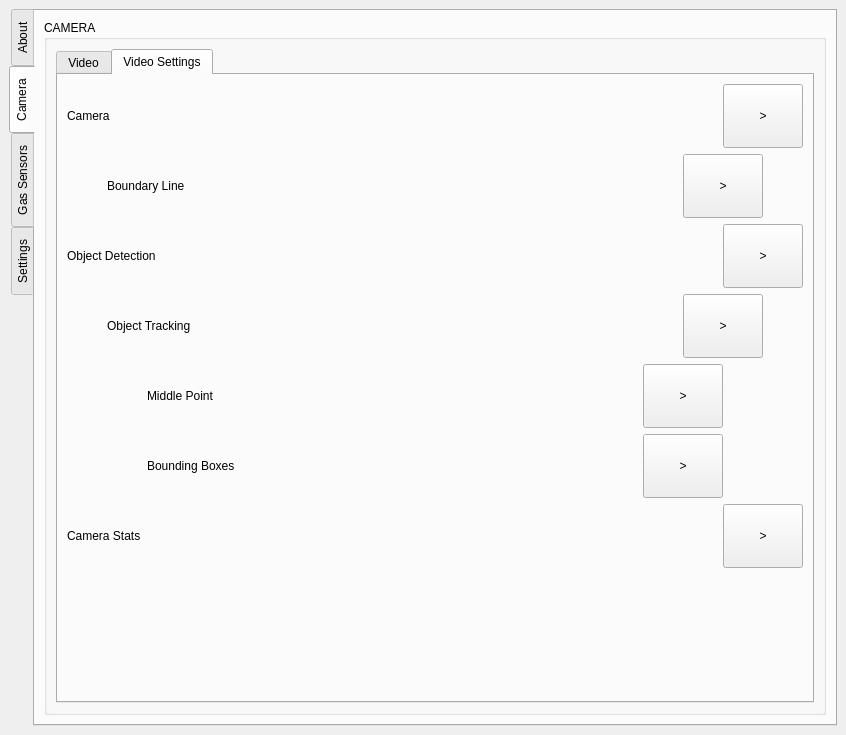
First picture: the form in fq_control_center/mainwindow.ui, repository hakan-demirli/FQ-Control-Center, before the edit.
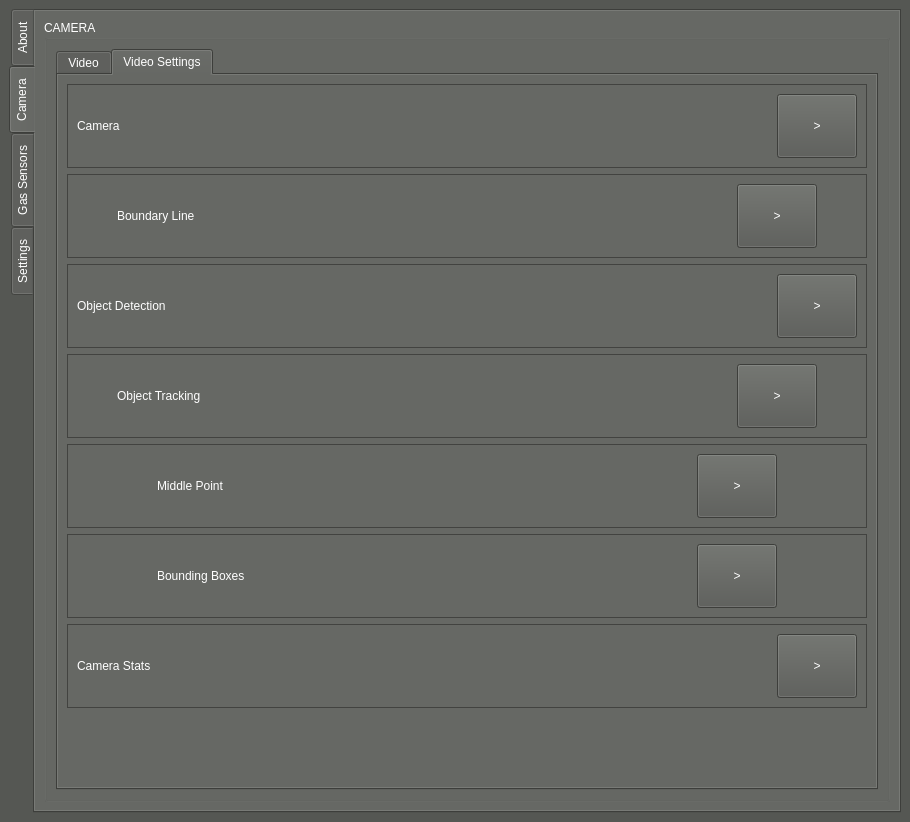
Second picture: the form after the edit. The open tabs and pages were chosen to show the change.

Commit message: Set json cfg as const Add frames to gui

```diff
--- a/fq_control_center/mainwindow.ui
+++ b/fq_control_center/mainwindow.ui
@@ -6,10 +6,452 @@
    <rect>
     <x>0</x>
     <y>0</y>
-    <width>846</width>
-    <height>735</height>
+    <width>910</width>
+    <height>822</height>
    </rect>
   </property>
+  <property name="palette">
+   <palette>
+    <active>
+     <colorrole role="WindowText">
+      <brush brushstyle="SolidPattern">
+       <color alpha="255">
+        <red>255</red>
+        <green>255</green>
+        <blue>255</blue>
+       </color>
+      </brush>
+     </colorrole>
+     <colorrole role="Button">
+      <brush brushstyle="SolidPattern">
+       <color alpha="255">
+        <red>85</red>
+        <green>87</green>
+        <blue>83</blue>
+       </color>
+      </brush>
+     </colorrole>
+     <colorrole role="Light">
+      <brush brushstyle="SolidPattern">
+       <color alpha="255">
+        <red>127</red>
+        <green>130</green>
+        <blue>124</blue>
+       </color>
+      </brush>
+     </colorrole>
+     <colorrole role="Midlight">
+      <brush brushstyle="SolidPattern">
+       <color alpha="255">
+        <red>106</red>
+        <green>108</green>
+        <blue>103</blue>
+       </color>
+      </brush>
+     </colorrole>
+     <colorrole role="Dark">
+      <brush brushstyle="SolidPattern">
+       <color alpha="255">
+        <red>42</red>
+        <green>43</green>
+        <blue>41</blue>
+       </color>
+      </brush>
+     </colorrole>
+     <colorrole role="Mid">
+      <brush brushstyle="SolidPattern">
+       <color alpha="255">
+        <red>138</red>
+        <green>226</green>
+        <blue>52</blue>
+       </color>
+      </brush>
+     </colorrole>
+     <colorrole role="Text">
+      <brush brushstyle="SolidPattern">
+       <color alpha="255">
+        <red>255</red>
+        <green>255</green>
+        <blue>255</blue>
+       </color>
+      </brush>
+     </colorrole>
+     <colorrole role="BrightText">
+      <brush brushstyle="SolidPattern">
+       <color alpha="255">
+        <red>255</red>
+        <green>255</green>
+        <blue>255</blue>
+       </color>
+      </brush>
+     </colorrole>
+     <colorrole role="ButtonText">
+      <brush brushstyle="SolidPattern">
+       <color alpha="255">
+        <red>255</red>
+        <green>255</green>
+        <blue>255</blue>
+       </color>
+      </brush>
+     </colorrole>
+     <colorrole role="Base">
+      <brush brushstyle="SolidPattern">
+       <color alpha="255">
+        <red>0</red>
+        <green>0</green>
+        <blue>0</blue>
+       </color>
+      </brush>
+     </colorrole>
+     <colorrole role="Window">
+      <brush brushstyle="SolidPattern">
+       <color alpha="255">
+        <red>85</red>
+        <green>87</green>
+        <blue>83</blue>
+       </color>
+      </brush>
+     </colorrole>
+     <colorrole role="Shadow">
+      <brush brushstyle="SolidPattern">
+       <color alpha="255">
+        <red>0</red>
+        <green>0</green>
+        <blue>0</blue>
+       </color>
+      </brush>
+     </colorrole>
+     <colorrole role="AlternateBase">
+      <brush brushstyle="SolidPattern">
+       <color alpha="255">
+        <red>42</red>
+        <green>43</green>
+        <blue>41</blue>
+       </color>
+      </brush>
+     </colorrole>
+     <colorrole role="ToolTipBase">
+      <brush brushstyle="SolidPattern">
+       <color alpha="255">
+        <red>255</red>
+        <green>255</green>
+        <blue>220</blue>
+       </color>
+      </brush>
+     </colorrole>
+     <colorrole role="ToolTipText">
+      <brush brushstyle="SolidPattern">
+       <color alpha="255">
+        <red>0</red>
+        <green>0</green>
+        <blue>0</blue>
+       </color>
+      </brush>
+     </colorrole>
+     <colorrole role="PlaceholderText">
+      <brush brushstyle="SolidPattern">
+       <color alpha="128">
+        <red>255</red>
+        <green>255</green>
+        <blue>255</blue>
+       </color>
+      </brush>
+     </colorrole>
+    </active>
+    <inactive>
+     <colorrole role="WindowText">
+      <brush brushstyle="SolidPattern">
+       <color alpha="255">
+        <red>255</red>
+        <green>255</green>
+        <blue>255</blue>
+       </color>
+      </brush>
+     </colorrole>
+     <colorrole role="Button">
+      <brush brushstyle="SolidPattern">
+       <color alpha="255">
+        <red>85</red>
+        <green>87</green>
+        <blue>83</blue>
+       </color>
+      </brush>
+     </colorrole>
+     <colorrole role="Light">
+      <brush brushstyle="SolidPattern">
+       <color alpha="255">
+        <red>127</red>
+        <green>130</green>
+        <blue>124</blue>
+       </color>
+      </brush>
+     </colorrole>
+     <colorrole role="Midlight">
+      <brush brushstyle="SolidPattern">
+       <color alpha="255">
+        <red>106</red>
+        <green>108</green>
+        <blue>103</blue>
+       </color>
+      </brush>
+     </colorrole>
+     <colorrole role="Dark">
+      <brush brushstyle="SolidPattern">
+       <color alpha="255">
+        <red>42</red>
+        <green>43</green>
+        <blue>41</blue>
+       </color>
+      </brush>
+     </colorrole>
+     <colorrole role="Mid">
+      <brush brushstyle="SolidPattern">
+       <color alpha="255">
+        <red>138</red>
+        <green>226</green>
+        <blue>52</blue>
+       </color>
+      </brush>
+     </colorrole>
+     <colorrole role="Text">
+      <brush brushstyle="SolidPattern">
+       <color alpha="255">
+        <red>255</red>
+        <green>255</green>
+        <blue>255</blue>
+       </color>
+      </brush>
+     </colorrole>
+     <colorrole role="BrightText">
+      <brush brushstyle="SolidPattern">
+       <color alpha="255">
+        <red>255</red>
+        <green>255</green>
+        <blue>255</blue>
+       </color>
+      </brush>
+     </colorrole>
+     <colorrole role="ButtonText">
+      <brush brushstyle="SolidPattern">
+       <color alpha="255">
+        <red>255</red>
+        <green>255</green>
+        <blue>255</blue>
+       </color>
+      </brush>
+     </colorrole>
+     <colorrole role="Base">
+      <brush brushstyle="SolidPattern">
+       <color alpha="255">
+        <red>0</red>
+        <green>0</green>
+        <blue>0</blue>
+       </color>
+      </brush>
+     </colorrole>
+     <colorrole role="Window">
+      <brush brushstyle="SolidPattern">
+       <color alpha="255">
+        <red>85</red>
+        <green>87</green>
+        <blue>83</blue>
+       </color>
+      </brush>
+     </colorrole>
+     <colorrole role="Shadow">
+      <brush brushstyle="SolidPattern">
+       <color alpha="255">
+        <red>0</red>
+        <green>0</green>
+        <blue>0</blue>
+       </color>
+      </brush>
+     </colorrole>
+     <colorrole role="AlternateBase">
+      <brush brushstyle="SolidPattern">
+       <color alpha="255">
+        <red>42</red>
+        <green>43</green>
+        <blue>41</blue>
+       </color>
+      </brush>
+     </colorrole>
+     <colorrole role="ToolTipBase">
+      <brush brushstyle="SolidPattern">
+       <color alpha="255">
+        <red>255</red>
+        <green>255</green>
+        <blue>220</blue>
+       </color>
+      </brush>
+     </colorrole>
+     <colorrole role="ToolTipText">
+      <brush brushstyle="SolidPattern">
+       <color alpha="255">
+        <red>0</red>
+        <green>0</green>
+        <blue>0</blue>
+       </color>
+      </brush>
+     </colorrole>
+     <colorrole role="PlaceholderText">
+      <brush brushstyle="SolidPattern">
+       <color alpha="128">
+        <red>255</red>
+        <green>255</green>
+        <blue>255</blue>
+       </color>
+      </brush>
+     </colorrole>
+    </inactive>
+    <disabled>
+     <colorrole role="WindowText">
+      <brush brushstyle="SolidPattern">
+       <color alpha="255">
+        <red>42</red>
+        <green>43</green>
+        <blue>41</blue>
+       </color>
+      </brush>
+     </colorrole>
+     <colorrole role="Button">
+      <brush brushstyle="SolidPattern">
+       <color alpha="255">
+        <red>85</red>
+        <green>87</green>
+        <blue>83</blue>
+       </color>
+      </brush>
+     </colorrole>
+     <colorrole role="Light">
+      <brush brushstyle="SolidPattern">
+       <color alpha="255">
+        <red>127</red>
+        <green>130</green>
+        <blue>124</blue>
+       </color>
+      </brush>
+     </colorrole>
+     <colorrole role="Midlight">
+      <brush brushstyle="SolidPattern">
+       <color alpha="255">
+        <red>106</red>
+        <green>108</green>
+        <blue>103</blue>
+       </color>
+      </brush>
+     </colorrole>
+     <colorrole role="Dark">
+      <brush brushstyle="SolidPattern">
+       <color alpha="255">
+        <red>42</red>
+        <green>43</green>
+        <blue>41</blue>
+       </color>
+      </brush>
+     </colorrole>
+     <colorrole role="Mid">
+      <brush brushstyle="SolidPattern">
+       <color alpha="255">
+        <red>138</red>
+        <green>226</green>
+        <blue>52</blue>
+       </color>
+      </brush>
+     </colorrole>
+     <colorrole role="Text">
+      <brush brushstyle="SolidPattern">
+       <color alpha="255">
+        <red>42</red>
+        <green>43</green>
+        <blue>41</blue>
+       </color>
+      </brush>
+     </colorrole>
+     <colorrole role="BrightText">
+      <brush brushstyle="SolidPattern">
+       <color alpha="255">
+        <red>255</red>
+        <green>255</green>
+        <blue>255</blue>
+       </color>
+      </brush>
+     </colorrole>
+     <colorrole role="ButtonText">
+      <brush brushstyle="SolidPattern">
+       <color alpha="255">
+        <red>42</red>
+        <green>43</green>
+        <blue>41</blue>
+       </color>
+      </brush>
+     </colorrole>
+     <colorrole role="Base">
+      <brush brushstyle="SolidPattern">
+       <color alpha="255">
+        <red>85</red>
+        <green>87</green>
+        <blue>83</blue>
+       </color>
+      </brush>
+     </colorrole>
+     <colorrole role="Window">
+      <brush brushstyle="SolidPattern">
+       <color alpha="255">
+        <red>85</red>
+        <green>87</green>
+        <blue>83</blue>
+       </color>
+      </brush>
+     </colorrole>
+     <colorrole role="Shadow">
+      <brush brushstyle="SolidPattern">
+       <color alpha="255">
+        <red>0</red>
+        <green>0</green>
+        <blue>0</blue>
+       </color>
+      </brush>
+     </colorrole>
+     <colorrole role="AlternateBase">
+      <brush brushstyle="SolidPattern">
+       <color alpha="255">
+        <red>85</red>
+        <green>87</green>
+        <blue>83</blue>
+       </color>
+      </brush>
+     </colorrole>
+     <colorrole role="ToolTipBase">
+      <brush brushstyle="SolidPattern">
+       <color alpha="255">
+        <red>255</red>
+        <green>255</green>
+        <blue>220</blue>
+       </color>
+      </brush>
+     </colorrole>
+     <colorrole role="ToolTipText">
+      <brush brushstyle="SolidPattern">
+       <color alpha="255">
+        <red>0</red>
+        <green>0</green>
+        <blue>0</blue>
+       </color>
+      </brush>
+     </colorrole>
+     <colorrole role="PlaceholderText">
+      <brush brushstyle="SolidPattern">
+       <color alpha="128">
+        <red>255</red>
+        <green>255</green>
+        <blue>255</blue>
+       </color>
+      </brush>
+     </colorrole>
+    </disabled>
+   </palette>
+  </property>
   <property name="windowTitle">
    <string>MainWindow</string>
   </property>
@@ -152,10 +594,19 @@
               <attribute name="title">
                <string>Video Settings</string>
               </attribute>
-              <layout class="QGridLayout" name="gridLayout_5">
+              <layout class="QGridLayout" name="gridLayout_26">
                <item row="0" column="0">
                 <layout class="QVBoxLayout" name="verticalLayout_7">
                  <item>
+                  <widget class="QFrame" name="frame_5">
+                   <property name="frameShape">
+                    <enum>QFrame::StyledPanel</enum>
+                   </property>
+                   <property name="frameShadow">
+                    <enum>QFrame::Raised</enum>
+                   </property>
+                   <layout class="QGridLayout" name="gridLayout_5">
+                    <item row="0" column="0">
                   <layout class="QHBoxLayout" name="horizontalLayout">
                    <item>
                     <widget class="QLabel" name="camera_info_label">
@@ -198,7 +649,19 @@
                    </item>
                   </layout>
                  </item>
+                   </layout>
+                  </widget>
+                 </item>
                  <item>
+                  <widget class="QFrame" name="frame_6">
+                   <property name="frameShape">
+                    <enum>QFrame::StyledPanel</enum>
+                   </property>
+                   <property name="frameShadow">
+                    <enum>QFrame::Raised</enum>
+                   </property>
+                   <layout class="QGridLayout" name="gridLayout_20">
+                    <item row="0" column="0">
                   <layout class="QHBoxLayout" name="horizontalLayout_8">
                    <item>
                     <spacer name="horizontalSpacer_10">
@@ -271,7 +734,19 @@
                    </item>
                   </layout>
                  </item>
+                   </layout>
+                  </widget>
+                 </item>
                  <item>
+                  <widget class="QFrame" name="frame_7">
+                   <property name="frameShape">
+                    <enum>QFrame::StyledPanel</enum>
+                   </property>
+                   <property name="frameShadow">
+                    <enum>QFrame::Raised</enum>
+                   </property>
+                   <layout class="QGridLayout" name="gridLayout_21">
+                    <item row="0" column="0">
                   <layout class="QHBoxLayout" name="horizontalLayout_6">
                    <item>
                     <widget class="QLabel" name="object_detection_info_label">
@@ -308,7 +783,19 @@
                    </item>
                   </layout>
                  </item>
+                   </layout>
+                  </widget>
+                 </item>
                  <item>
+                  <widget class="QFrame" name="frame_8">
+                   <property name="frameShape">
+                    <enum>QFrame::StyledPanel</enum>
+                   </property>
+                   <property name="frameShadow">
+                    <enum>QFrame::Raised</enum>
+                   </property>
+                   <layout class="QGridLayout" name="gridLayout_22">
+                    <item row="0" column="0">
                   <layout class="QHBoxLayout" name="horizontalLayout_2">
                    <item>
                     <spacer name="horizontalSpacer_7">
@@ -381,7 +868,19 @@
                    </item>
                   </layout>
                  </item>
+                   </layout>
+                  </widget>
+                 </item>
                  <item>
+                  <widget class="QFrame" name="frame_9">
+                   <property name="frameShape">
+                    <enum>QFrame::StyledPanel</enum>
+                   </property>
+                   <property name="frameShadow">
+                    <enum>QFrame::Raised</enum>
+                   </property>
+                   <layout class="QGridLayout" name="gridLayout_23">
+                    <item row="0" column="0">
                   <layout class="QHBoxLayout" name="horizontalLayout_16">
                    <item>
                     <spacer name="horizontalSpacer_21">
@@ -490,7 +989,19 @@
                    </item>
                   </layout>
                  </item>
+                   </layout>
+                  </widget>
+                 </item>
                  <item>
+                  <widget class="QFrame" name="frame_10">
+                   <property name="frameShape">
+                    <enum>QFrame::StyledPanel</enum>
+                   </property>
+                   <property name="frameShadow">
+                    <enum>QFrame::Raised</enum>
+                   </property>
+                   <layout class="QGridLayout" name="gridLayout_24">
+                    <item row="0" column="0">
                   <layout class="QHBoxLayout" name="horizontalLayout_19">
                    <item>
                     <spacer name="horizontalSpacer_25">
@@ -599,7 +1110,19 @@
                    </item>
                   </layout>
                  </item>
+                   </layout>
+                  </widget>
+                 </item>
                  <item>
+                  <widget class="QFrame" name="frame_11">
+                   <property name="frameShape">
+                    <enum>QFrame::StyledPanel</enum>
+                   </property>
+                   <property name="frameShadow">
+                    <enum>QFrame::Raised</enum>
+                   </property>
+                   <layout class="QGridLayout" name="gridLayout_25">
+                    <item row="0" column="0">
                   <layout class="QHBoxLayout" name="horizontalLayout_5">
                    <item>
                     <widget class="QLabel" name="camera_stats_info_label">
@@ -636,6 +1159,9 @@
                    </item>
                   </layout>
                  </item>
+                   </layout>
+                  </widget>
+                 </item>
                  <item>
                   <spacer name="verticalSpacer">
                    <property name="orientation">
@@ -643,8 +1169,8 @@
                    </property>
                    <property name="sizeHint" stdset="0">
                     <size>
-                     <width>20</width>
-                     <height>262</height>
+                     <width>218</width>
+                     <height>18</height>
                     </size>
                    </property>
                   </spacer>
```
Left out of the diff: 56 changed lines with no effect on the pictures. Lines whose indentation alone changed are shown as unchanged. The commit also changes 5 other files.
